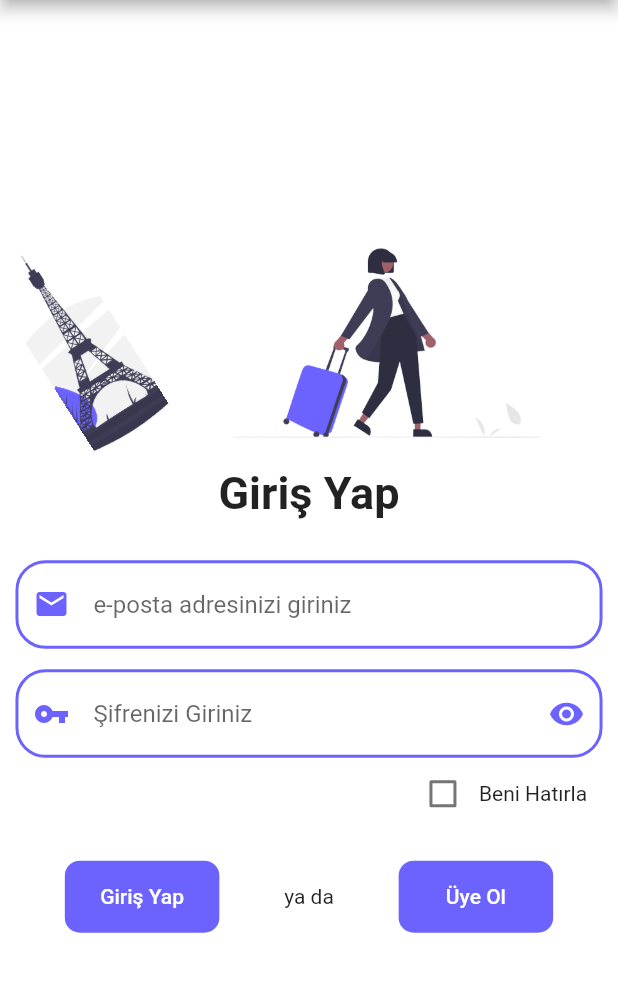
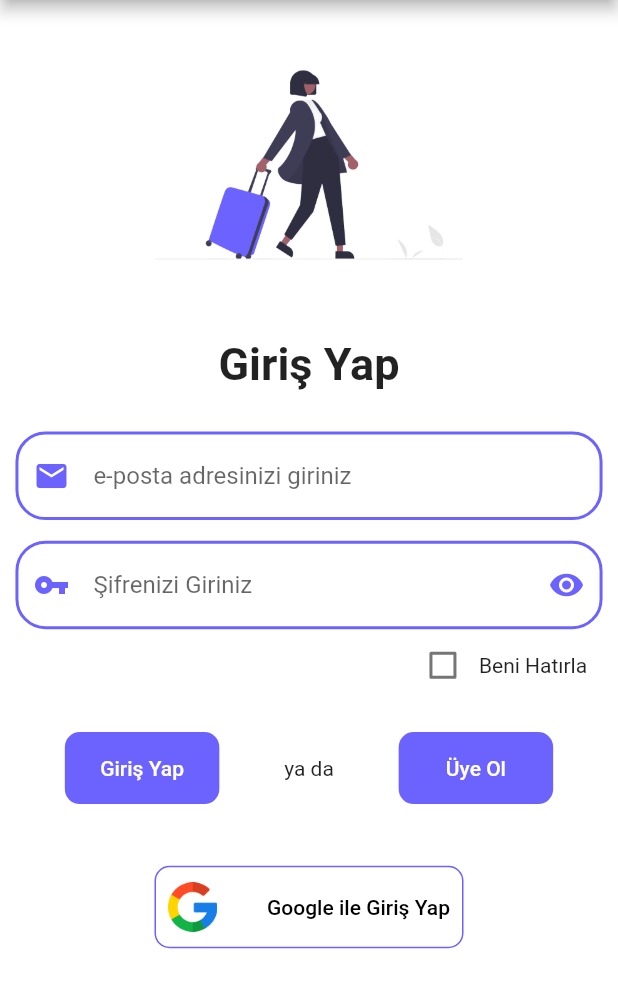
Before and after one commit to keremtigre/i_travel_book, a Flutter app: the screen it shows after launch, on a phone screen of 412 x 824 dp, the part 84-1092 px from its top. Run offline on Flutter 3.47's test engine with Material 2 defaults, Android fonts, the phone set to English and light mode, and no system bars; our stand-ins replace bloc, cloud_firestore, firebase_auth, firebase_core, firebase_storage, flutter_bloc and 10 more; accounts and stored records are empty.

Commit message:
Google SignIn added

```diff
--- a/lib/Pages/AddLocationPage/add_location.dart
+++ b/lib/Pages/AddLocationPage/add_location.dart
@@ -59,8 +59,6 @@ class _AddLocationState extends State<AddLocation> {
 
   @override
   void initState() {
-    _loadInterstitialAd();
-    checkLocation(context);
     super.initState();
   }
 
@@ -123,6 +121,7 @@ class _AddLocationState extends State<AddLocation> {
                       markers: markers.values.toSet(),
                       myLocationEnabled: true,
                       myLocationButtonEnabled: true,
+                      zoomControlsEnabled: true,
                       mapType: MapType.normal,
                       tiltGesturesEnabled: true,
                       compassEnabled: true,
@@ -143,7 +142,6 @@ class _AddLocationState extends State<AddLocation> {
                                     position.longitude,
                                   ),
                                   zoom: 17)));
-                          setState(() {});
                         } else {
                           checkLocation(context);
                         }
--- a/lib/Pages/LogInPage/login.dart
+++ b/lib/Pages/LogInPage/login.dart
@@ -21,29 +21,21 @@ class LogIn extends StatelessWidget {
           title: Text("ITravelBook"),
         ),
         body: Container(
-          child: Center(
           child: SingleChildScrollView(
             child: Column(
+              mainAxisAlignment: MainAxisAlignment.start,
               children: [
-                Row(
-                  mainAxisAlignment: MainAxisAlignment.spaceAround,
-                  children: [
-                    Transform.rotate(
-                        angle: 12,
+                Padding(
+                  padding: EdgeInsets.only(top: size.height / 30),
                   child: Image.asset(
-                          "assets/images/login.png",
-                          height: size.height / 5,
-                          width: size.width / 7,
-                          fit: BoxFit.cover,
-                        )),
-                    Image.asset(
                     "assets/images/login2.png",
                     height: size.height / 5,
                     fit: BoxFit.cover,
                   ),
-                  ],
                 ),
-                Form(
+                Padding(
+                  padding: EdgeInsets.only(top: size.height / 25),
+                  child: Form(
                     key: context.read<LoginCubit>().formKey,
                     child: Column(
                       children: [
@@ -105,7 +97,8 @@ class LogIn extends StatelessWidget {
                                       .formKey
                                       .currentState!
                                       .validate()) {
-                                  ShowLoaderDialog(context, "Giriş Yapılıyor");
+                                    ShowLoaderDialog(
+                                        context, "Giriş Yapılıyor");
                                     AuthenticationHelper()
                                         .signIn(
                                       email: context
@@ -189,12 +182,49 @@ class LogIn extends StatelessWidget {
                             ),
                           ],
                         ),
+                        Container(
+                          height: size.height / 15,
+                          width: size.width / 2,
+                          margin: EdgeInsets.all(size.height / 20),
+                          decoration: BoxDecoration(
+                            color: Colors.white,
+                            border: Border.all(color: AppColor().appColor),
+                            borderRadius: BorderRadius.circular(10),
+                          ),
+                          child: TextButton(
+                            onPressed: () async {
+                              await context
+                                  .read<LoginCubit>()
+                                  .signInwithGoogle();
+                              Navigator.pushAndRemoveUntil(
+                                  context,
+                                  MaterialPageRoute(
+                                      builder: (builder) => HomePage()),
+                                  (route) => false);
+                            },
+                            child: Row(
+                              mainAxisAlignment: MainAxisAlignment.spaceBetween,
+                              children: [
+                                Image.asset(
+                                  "assets/images/google.png",
+                                  height: size.height / 25,
+                                  fit: BoxFit.cover,
+                                ),
+                                Text(
+                                  "Google ile Giriş Yap",
+                                  style: TextStyle(color: Colors.black),
+                                ),
                               ],
+                            ),
                           ),
                         ),
                       ],
                     ),
-          )),
+                  ),
+                ),
+              ],
+            ),
+          ),
         ));
   }
 }
--- a/pubspec.yaml
+++ b/pubspec.yaml
@@ -38,6 +38,7 @@ dependencies:
   google_fonts: ^2.3.1
   google_maps_flutter: ^2.1.1
   google_mobile_ads: ^1.1.0
+  google_sign_in: ^5.3.0
   image_picker: ^0.8.5
   internet_connection_checker: ^0.0.1+3
   lottie: ^1.2.2
```
Also changed, not shown: lib/Pages/LogInPage/cubit/cubit/login_cubit.dart (+32 -0 lines), lib/Pages/SignUpPage/cubit/cubit/signup_cubit.dart (+13 -3 lines), pubspec.lock, 4 other files. Lines whose indentation alone changed are shown as unchanged.
